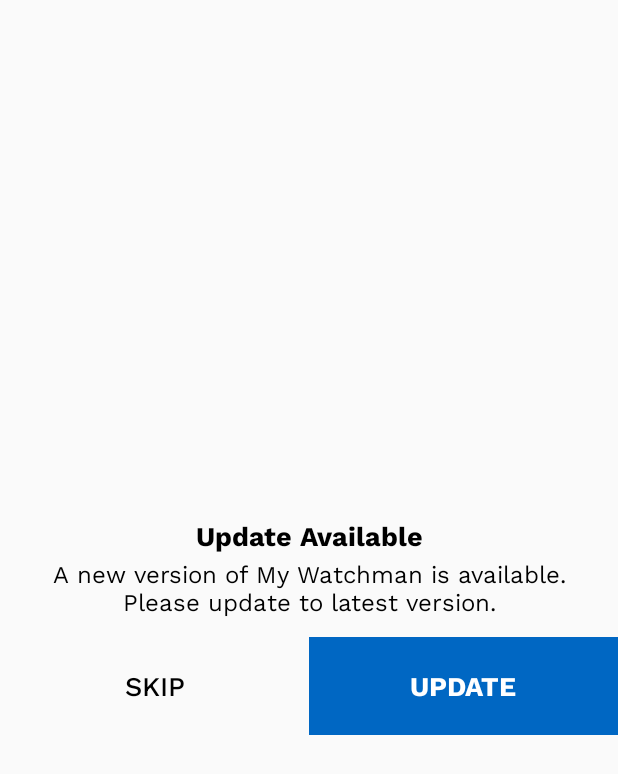
After one commit to devplexoc/MyWatchman, an Android app: the layout update_dialog.xml on its own in the app's theme, with its tools: preview values and no code run, on a phone screen of 412 x 824 dp. The commit adds this screen. Shown: the top 774 px of the screen. Run offline under Robolectric (Android 15) with nearby library versions, the phone set to English and light mode, and no system bars; Roboto replaces fonts that are not available here.

Commit message:
latest code with app update dialog

```diff
--- /dev/null
+++ b/app/src/main/res/layout/update_dialog.xml
@@ -0,0 +1,133 @@
+<?xml version="1.0" encoding="utf-8"?>
+<androidx.constraintlayout.widget.ConstraintLayout xmlns:android="http://schemas.android.com/apk/res/android"
+    xmlns:app="http://schemas.android.com/apk/res-auto"
+    android:id="@+id/constraint_layout"
+    android:layout_width="match_parent"
+    android:layout_height="match_parent">
+
+    <androidx.constraintlayout.widget.ConstraintLayout
+        android:id="@+id/constraint_data"
+        android:layout_width="match_parent"
+        android:layout_height="wrap_content"
+        app:layout_constraintBottom_toBottomOf="parent"
+        app:layout_constraintEnd_toEndOf="parent"
+        app:layout_constraintStart_toStartOf="parent"
+        app:layout_constraintTop_toTopOf="parent">
+
+        <androidx.constraintlayout.widget.ConstraintLayout
+            android:layout_width="match_parent"
+            android:layout_height="match_parent"
+            app:layout_constraintBottom_toBottomOf="parent"
+            app:layout_constraintEnd_toEndOf="parent"
+            app:layout_constraintStart_toStartOf="parent"
+            app:layout_constraintTop_toTopOf="parent">
+
+            <androidx.constraintlayout.widget.ConstraintLayout
+                android:id="@+id/consOne"
+                android:layout_width="match_parent"
+                android:layout_height="wrap_content"
+                app:layout_constraintBottom_toTopOf="@+id/constraintLayout_button"
+                app:layout_constraintEnd_toEndOf="parent"
+                app:layout_constraintStart_toStartOf="parent"
+                app:layout_constraintTop_toTopOf="parent">
+
+                <androidx.appcompat.widget.AppCompatTextView
+                    android:id="@+id/textviewUpdate"
+                    android:layout_width="wrap_content"
+                    android:layout_height="wrap_content"
+                    android:layout_marginTop="10dp"
+                    android:fontFamily="@font/work_sans_bold"
+                    android:gravity="center"
+                    android:text="@string/updateavailable"
+                    android:textSize="18sp"
+                    app:layout_constraintEnd_toEndOf="parent"
+                    app:layout_constraintStart_toStartOf="parent"
+                    app:layout_constraintTop_toTopOf="parent" />
+
+                <androidx.appcompat.widget.AppCompatTextView
+                    android:id="@+id/textviewVersion"
+                    android:layout_width="0dp"
+                    android:layout_height="wrap_content"
+                    android:layout_marginStart="20dp"
+                    android:layout_marginEnd="20dp"
+                    android:layout_marginBottom="10dp"
+                    android:fontFamily="@font/work_sans"
+                    android:gravity="center"
+                    android:text="@string/updatetext"
+                    android:textSize="16sp"
+                    app:layout_constraintBottom_toBottomOf="parent"
+                    app:layout_constraintEnd_toEndOf="parent"
+                    app:layout_constraintStart_toStartOf="parent"
+                    app:layout_constraintTop_toBottomOf="@+id/textviewUpdate" />
+
+            </androidx.constraintlayout.widget.ConstraintLayout>
+
+            <androidx.constraintlayout.widget.ConstraintLayout
+                android:id="@+id/constraintLayout_button"
+                android:layout_width="match_parent"
+                android:layout_height="65dp"
+                android:layout_marginTop="1dp"
+                app:layout_constraintBottom_toBottomOf="parent"
+                app:layout_constraintEnd_toEndOf="parent"
+                app:layout_constraintStart_toStartOf="parent"
+                app:layout_constraintTop_toBottomOf="@+id/consOne">
+
+                <androidx.constraintlayout.widget.ConstraintLayout
+                    android:id="@+id/constraintLayout_button_cancel"
+                    android:layout_width="0dp"
+                    android:layout_height="65dp"
+                    app:layout_constraintBottom_toBottomOf="parent"
+                    app:layout_constraintEnd_toStartOf="@+id/constraintLayout_button_save"
+                    app:layout_constraintStart_toStartOf="parent"
+                    app:layout_constraintTop_toTopOf="parent">
+
+                    <androidx.appcompat.widget.AppCompatTextView
+                        android:id="@+id/textview_add_item_cancel"
+                        android:layout_width="wrap_content"
+                        android:layout_height="wrap_content"
+                        android:fontFamily="@font/work_sans_medium"
+                        android:text="skip"
+                        android:textAlignment="center"
+                        android:textAllCaps="true"
+                        android:textColor="@color/colorBlack"
+                        android:textSize="18sp"
+                        app:layout_constraintBottom_toBottomOf="parent"
+                        app:layout_constraintEnd_toEndOf="parent"
+                        app:layout_constraintStart_toStartOf="parent"
+                        app:layout_constraintTop_toTopOf="parent" />
+
+                </androidx.constraintlayout.widget.ConstraintLayout>
+
+                <androidx.constraintlayout.widget.ConstraintLayout
+                    android:id="@+id/constraintLayout_button_save"
+                    android:layout_width="0dp"
+                    android:layout_height="0dp"
+                    android:background="@color/colorPrimaryDark"
+                    app:layout_constraintBottom_toBottomOf="parent"
+                    app:layout_constraintEnd_toEndOf="parent"
+                    app:layout_constraintStart_toEndOf="@+id/constraintLayout_button_cancel"
+                    app:layout_constraintTop_toTopOf="parent">
+
+                    <androidx.appcompat.widget.AppCompatTextView
+                        android:id="@+id/textview_add_item"
+                        android:layout_width="wrap_content"
+                        android:layout_height="wrap_content"
+                        android:fontFamily="@font/work_sans_bold"
+                        android:text="Update"
+                        android:textAllCaps="true"
+                        android:textColor="@color/colorWhite"
+                        android:textSize="18sp"
+                        app:layout_constraintBottom_toBottomOf="parent"
+                        app:layout_constraintEnd_toEndOf="parent"
+                        app:layout_constraintStart_toStartOf="parent"
+                        app:layout_constraintTop_toTopOf="parent" />
+
+                </androidx.constraintlayout.widget.ConstraintLayout>
+
+            </androidx.constraintlayout.widget.ConstraintLayout>
+
+        </androidx.constraintlayout.widget.ConstraintLayout>
+
+    </androidx.constraintlayout.widget.ConstraintLayout>
+
+</androidx.constraintlayout.widget.ConstraintLayout>
--- a/app/src/main/res/values/strings.xml
+++ b/app/src/main/res/values/strings.xml
@@ -6,6 +6,9 @@
     <string name="string">Lorem ipsum dolor sit amet,consectetur adipisicing elit. Doloribus, saepe, soluta.</string>
     <string name="address">A-101, Himani Complex, near Ahmedabad 15 restaruant, Vastarpur,Ahmedabad,380052.</string>
     <string name="location_permission_msg">Location Permission is required.Please grant permission from setting.</string>
+    <string name="updatetext">A new version of My Watchman is available. Please update to latest version.</string>
+    <string name="updateavailable">Update Available</string>
+
 
     <string-array name="planduration">
         <item>1 Month</item>
```
Also changed, not shown: app/src/main/java/com/plexoc/mywatchman/Activity/SplashScreenActivity.java (+77 -3 lines), app/src/main/java/com/plexoc/mywatchman/Fragment/DashboardFragment.java (+5 -2 lines).
